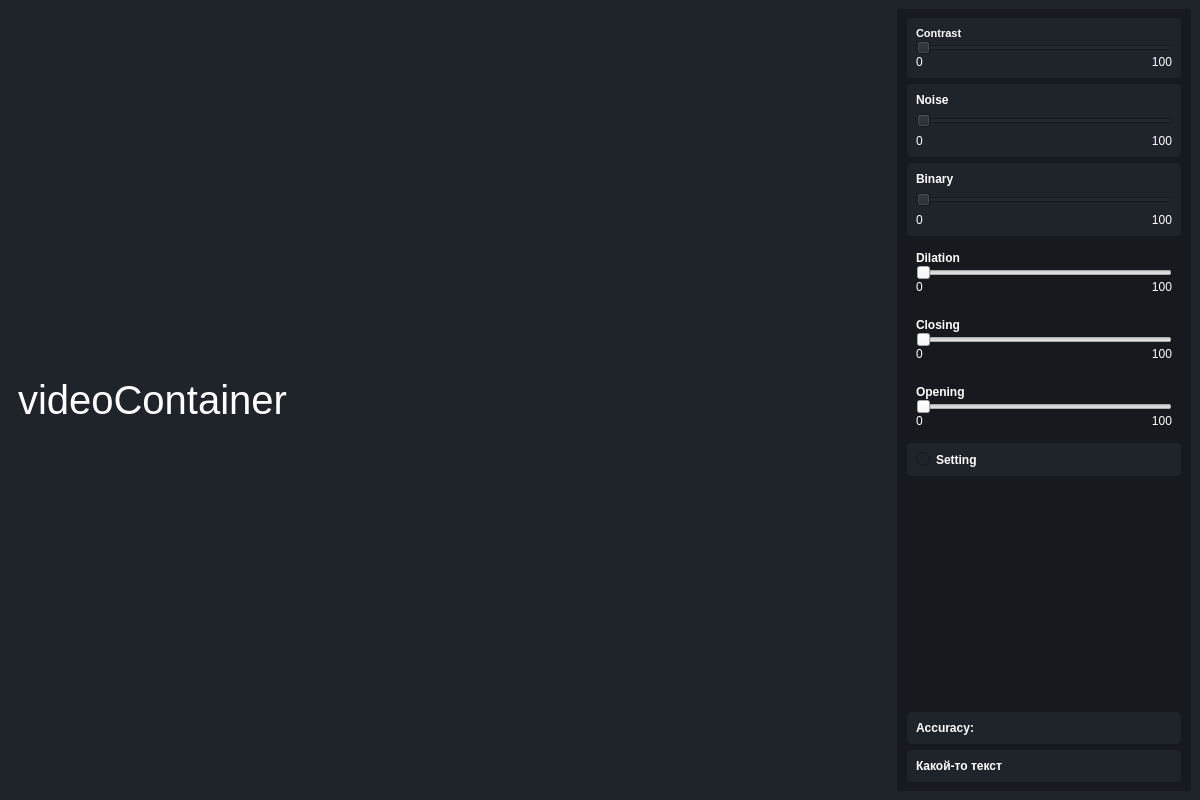
Qt form glasCylinders.ui (kuznetsona/gasCylinders) before a commit.
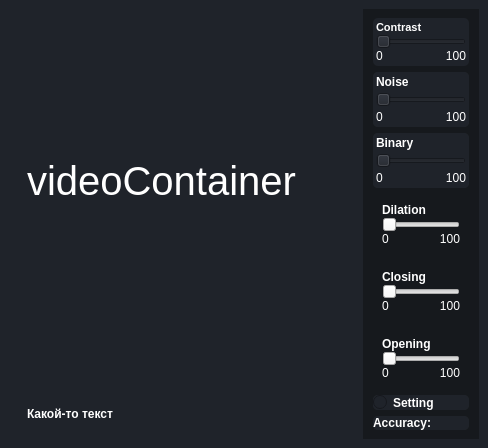
The same form after that commit.

Commit message: add app invert

What changed in the file:
```diff
--- a/glasCylinders.ui
+++ b/glasCylinders.ui
@@ -6,8 +6,8 @@
    <rect>
     <x>0</x>
     <y>0</y>
-    <width>1200</width>
-    <height>800</height>
+    <width>488</width>
+    <height>400</height>
    </rect>
   </property>
   <property name="windowTitle">
@@ -38,23 +38,76 @@
    <layout class="QHBoxLayout" name="horizontalLayout" stretch="3,1">
     <item>
      <widget class="QWidget" name="videooLayout" native="true">
-      <layout class="QGridLayout" name="gridLayout_4">
-       <item row="0" column="0">
-        <widget class="QLabel" name="videoContainer">
-         <property name="sizePolicy">
-          <sizepolicy hsizetype="Expanding" vsizetype="Expanding">
-           <horstretch>0</horstretch>
-           <verstretch>0</verstretch>
-          </sizepolicy>
+      <layout class="QVBoxLayout" name="verticalLayout_11" stretch="4,1">
+       <item>
+        <widget class="QFrame" name="frame_7">
+         <property name="frameShape">
+          <enum>QFrame::StyledPanel</enum>
          </property>
-         <property name="font">
-          <font>
-           <pointsize>30</pointsize>
-          </font>
+         <property name="frameShadow">
+          <enum>QFrame::Raised</enum>
          </property>
-         <property name="text">
-          <string>videoContainer</string>
+         <layout class="QVBoxLayout" name="verticalLayout_12">
+          <item>
+           <widget class="QLabel" name="videoContainer">
+            <property name="sizePolicy">
+             <sizepolicy hsizetype="Expanding" vsizetype="Expanding">
+              <horstretch>0</horstretch>
+              <verstretch>0</verstretch>
+             </sizepolicy>
+            </property>
+            <property name="font">
+             <font>
+              <pointsize>30</pointsize>
+             </font>
+            </property>
+            <property name="text">
+             <string>videoContainer</string>
+            </property>
+           </widget>
+          </item>
+         </layout>
+        </widget>
+       </item>
+       <item alignment="Qt::AlignBottom">
+        <widget class="QFrame" name="frame_result">
+         <property name="styleSheet">
+          <string notr="true">background-color: rgb(31, 35, 42);
+border-radius: 5px;</string>
          </property>
+         <property name="frameShape">
+          <enum>QFrame::StyledPanel</enum>
+         </property>
+         <property name="frameShadow">
+          <enum>QFrame::Raised</enum>
+         </property>
+         <layout class="QVBoxLayout" name="verticalLayout_4">
+          <item>
+           <widget class="QLabel" name="text_result">
+            <property name="font">
+             <font>
+              <weight>75</weight>
+              <bold>true</bold>
+             </font>
+            </property>
+            <property name="layoutDirection">
+             <enum>Qt::LeftToRight</enum>
+            </property>
+            <property name="text">
+             <string>Какой-то текст</string>
+            </property>
+            <property name="textFormat">
+             <enum>Qt::AutoText</enum>
+            </property>
+            <property name="scaledContents">
+             <bool>false</bool>
+            </property>
+            <property name="margin">
+             <number>0</number>
+            </property>
+           </widget>
+          </item>
+         </layout>
         </widget>
        </item>
       </layout>
@@ -88,6 +141,21 @@
           <enum>QFrame::Raised</enum>
          </property>
          <layout class="QVBoxLayout" name="verticalLayout_5">
+          <property name="spacing">
+           <number>3</number>
+          </property>
+          <property name="leftMargin">
+           <number>3</number>
+          </property>
+          <property name="topMargin">
+           <number>3</number>
+          </property>
+          <property name="rightMargin">
+           <number>3</number>
+          </property>
+          <property name="bottomMargin">
+           <number>3</number>
+          </property>
           <item>
            <widget class="QFrame" name="frame">
             <property name="frameShape">
@@ -208,6 +276,21 @@
              <enum>QFrame::Raised</enum>
             </property>
             <layout class="QGridLayout" name="gridLayout_2">
+             <property name="leftMargin">
+              <number>3</number>
+             </property>
+             <property name="topMargin">
+              <number>3</number>
+             </property>
+             <property name="rightMargin">
+              <number>3</number>
+             </property>
+             <property name="bottomMargin">
+              <number>3</number>
+             </property>
+             <property name="spacing">
+              <number>3</number>
+             </property>
              <item row="2" column="1">
               <widget class="QLabel" name="noise_max">
                <property name="layoutDirection">
@@ -302,6 +385,21 @@
              <enum>QFrame::Raised</enum>
             </property>
             <layout class="QGridLayout" name="gridLayout_3">
+             <property name="leftMargin">
+              <number>3</number>
+             </property>
+             <property name="topMargin">
+              <number>3</number>
+             </property>
+             <property name="rightMargin">
+              <number>3</number>
+             </property>
+             <property name="bottomMargin">
+              <number>3</number>
+             </property>
+             <property name="spacing">
+              <number>3</number>
+             </property>
              <item row="2" column="0">
               <widget class="QLabel" name="binary_min">
                <property name="text">
@@ -634,6 +732,21 @@
           <enum>QFrame::Raised</enum>
          </property>
          <layout class="QVBoxLayout" name="verticalLayout_6">
+          <property name="spacing">
+           <number>0</number>
+          </property>
+          <property name="leftMargin">
+           <number>0</number>
+          </property>
+          <property name="topMargin">
+           <number>0</number>
+          </property>
+          <property name="rightMargin">
+           <number>0</number>
+          </property>
+          <property name="bottomMargin">
+           <number>0</number>
+          </property>
           <item>
            <widget class="QRadioButton" name="radioButton">
             <property name="font">
@@ -650,19 +763,6 @@
          </layout>
         </widget>
        </item>
-       <item>
-        <spacer name="verticalSpacer">
-         <property name="orientation">
-          <enum>Qt::Vertical</enum>
-         </property>
-         <property name="sizeHint" stdset="0">
-          <size>
-           <width>20</width>
-           <height>40</height>
-          </size>
-         </property>
-        </spacer>
-       </item>
        <item>
         <widget class="QFrame" name="frame_accuracy">
          <property name="styleSheet">
@@ -676,6 +776,21 @@
           <enum>QFrame::Raised</enum>
          </property>
          <layout class="QVBoxLayout" name="verticalLayout_7">
+          <property name="spacing">
+           <number>0</number>
+          </property>
+          <property name="leftMargin">
+           <number>0</number>
+          </property>
+          <property name="topMargin">
+           <number>0</number>
+          </property>
+          <property name="rightMargin">
+           <number>0</number>
+          </property>
+          <property name="bottomMargin">
+           <number>0</number>
+          </property>
           <item>
            <widget class="QLabel" name="text_accuracy">
             <property name="font">
@@ -704,47 +819,6 @@
          </layout>
         </widget>
        </item>
-       <item>
-        <widget class="QFrame" name="frame_result">
-         <property name="styleSheet">
-          <string notr="true">background-color: rgb(31, 35, 42);
-border-radius: 5px;</string>
-         </property>
-         <property name="frameShape">
-          <enum>QFrame::StyledPanel</enum>
-         </property>
-         <property name="frameShadow">
-          <enum>QFrame::Raised</enum>
-         </property>
-         <layout class="QVBoxLayout" name="verticalLayout_4">
-          <item>
-           <widget class="QLabel" name="text_result">
-            <property name="font">
-             <font>
-              <weight>75</weight>
-              <bold>true</bold>
-             </font>
-            </property>
-            <property name="layoutDirection">
-             <enum>Qt::LeftToRight</enum>
-            </property>
-            <property name="text">
-             <string>Какой-то текст</string>
-            </property>
-            <property name="textFormat">
-             <enum>Qt::AutoText</enum>
-            </property>
-            <property name="scaledContents">
-             <bool>false</bool>
-            </property>
-            <property name="margin">
-             <number>0</number>
-            </property>
-           </widget>
-          </item>
-         </layout>
-        </widget>
-       </item>
       </layout>
      </widget>
     </item>
```
The commit also changes 1 other file.
